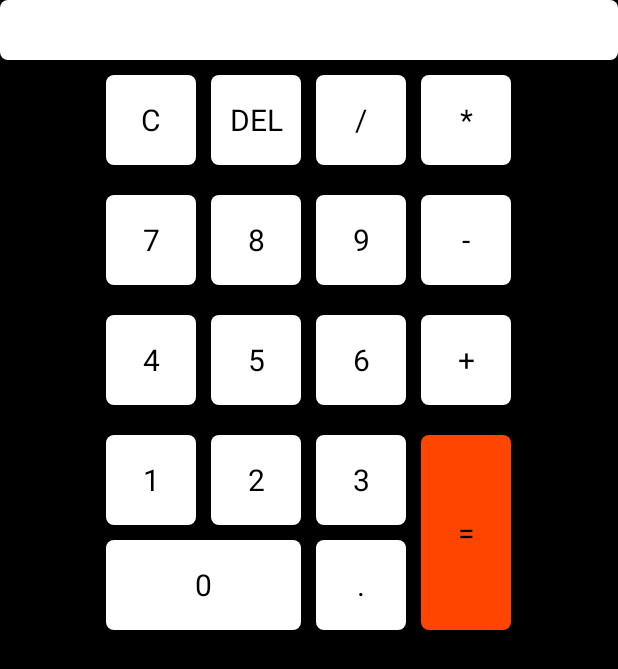
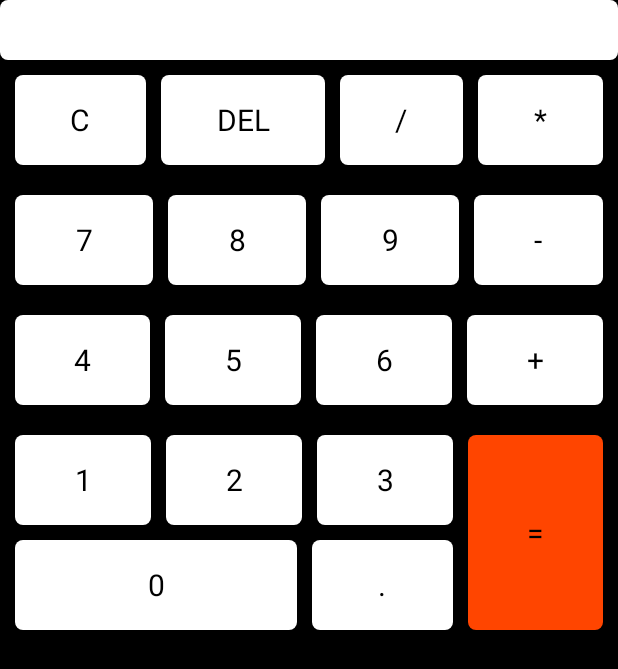
Before and after one commit to cjhlearn/myCalculator, an Android app: the screen it shows after launch (MainActivity), on a phone screen of 412 x 824 dp. Shown: the top 669 px of the screen. Run offline under Robolectric (Android 15) with nearby library versions, the phone set to English and light mode, and no system bars.

Commit message:
完善部分代码规范以及对简单的布局优化

```diff
--- a/app/build.gradle
+++ b/app/build.gradle
@@ -1,12 +1,11 @@
 apply plugin: 'com.android.application'
 
 android {
-    compileSdkVersion 23
-    buildToolsVersion "25.0.2"
+    compileSdkVersion 26
     defaultConfig {
         applicationId "com.cjhlearn.mycalculator"
         minSdkVersion 19
-        targetSdkVersion 23
+        targetSdkVersion 26
         versionCode 1
         versionName "1.0"
         testInstrumentationRunner "android.support.test.runner.AndroidJUnitRunner"
@@ -24,6 +23,6 @@ dependencies {
     androidTestCompile('com.android.support.test.espresso:espresso-core:2.2.2', {
         exclude group: 'com.android.support', module: 'support-annotations'
     })
-    compile 'com.android.support:appcompat-v7:23.4.0'
+    compile 'com.android.support:appcompat-v7:26.0.2'
     testCompile 'junit:junit:4.12'
 }
--- a/app/src/main/java/com/cjhlearn/mycalculator/MainActivity.java
+++ b/app/src/main/java/com/cjhlearn/mycalculator/MainActivity.java
@@ -9,30 +9,31 @@ import android.widget.Button;
 import android.widget.EditText;
 
 public class MainActivity extends Activity implements OnClickListener{
-    Button btn_0;
-    Button btn_1;
-    Button btn_2;
-    Button btn_3;
-    Button btn_4;
-    Button btn_5;
-    Button btn_6;
-    Button btn_7;
-    Button btn_8;
-    Button btn_9;
+    //数字键
+    private Button btn_0;
+    private Button btn_1;
+    private Button btn_2;
+    private Button btn_3;
+    private Button btn_4;
+    private Button btn_5;
+    private Button btn_6;
+    private Button btn_7;
+    private Button btn_8;
+    private Button btn_9;
+    //算数运算符
+    private Button btn_divide;
+    private Button btn_multiply;
+    private Button btn_minus;
+    private Button btn_add;
+    private Button btn_equal;
+    //功能键及小数点
+    private Button btn_point;
+    private Button btn_clear;
+    private Button btn_del;
+    //显示
+    private EditText edit_text_top;
 
-    Button btn_divide;
-    Button btn_multiply;
-    Button btn_minus;
-    Button btn_add;
-    Button btn_equal;
-
-    Button btn_point;
-    Button btn_clear;
-    Button btn_del;
-
-    EditText edit_text_top;
-
-    boolean flg=false;      //用于标明，对于计算过后的数值的操作
+    private boolean flg=false;      //用于标明，对于计算过后的数值的操作
 
     @Override
     protected void onCreate(Bundle savedInstanceState) {
--- a/app/src/main/res/layout/activity_layout.xml
+++ b/app/src/main/res/layout/activity_layout.xml
@@ -1,13 +1,14 @@
 <?xml version="1.0" encoding="utf-8"?>
 <LinearLayout xmlns:android="http://schemas.android.com/apk/res/android"
-    android:orientation="vertical" android:layout_width="match_parent"
+    android:orientation="vertical"
+    android:layout_width="match_parent"
     android:layout_height="match_parent">
 
     <EditText
         android:layout_width="match_parent"
         android:layout_height="40dp"
         android:id="@+id/edit_text_top"
-        android:editable="false"
+        android:enabled="false"
         android:gravity="right|bottom"
         android:background="@drawable/white_bg"
         />
@@ -16,14 +17,14 @@
         android:layout_width="match_parent"
         android:layout_height="wrap_content"
         android:layout_margin="10dp"
-        android:layout_marginTop="10dp"
         android:orientation="horizontal"
         android:gravity="center"
         >
 
         <Button
-            android:layout_width="60dp"
+            android:layout_width="wrap_content"
             android:layout_height="60dp"
+            android:layout_weight="1"
             android:background="@drawable/white_selector"
             android:text="C"
             android:textSize="20sp"
@@ -31,8 +32,9 @@
             />
 
         <Button
-            android:layout_width="60dp"
+            android:layout_width="wrap_content"
             android:layout_height="60dp"
+            android:layout_weight="1"
             android:background="@drawable/white_selector"
             android:layout_marginLeft="10dp"
             android:text="DEL"
@@ -41,8 +43,9 @@
             />
 
         <Button
-            android:layout_width="60dp"
+            android:layout_width="wrap_content"
             android:layout_height="60dp"
+            android:layout_weight="1"
             android:background="@drawable/white_selector"
             android:layout_marginLeft="10dp"
             android:text="/"
@@ -51,8 +54,9 @@
             />
 
         <Button
-            android:layout_width="60dp"
+            android:layout_width="wrap_content"
             android:layout_height="60dp"
+            android:layout_weight="1"
             android:background="@drawable/white_selector"
             android:layout_marginLeft="10dp"
             android:text="*"
@@ -66,14 +70,14 @@
         android:layout_width="match_parent"
         android:layout_height="wrap_content"
         android:layout_margin="10dp"
-        android:layout_marginTop="10dp"
         android:orientation="horizontal"
         android:gravity="center"
         >
 
         <Button
-            android:layout_width="60dp"
+            android:layout_width="wrap_content"
             android:layout_height="60dp"
+            android:layout_weight="1"
             android:background="@drawable/white_selector"
             android:text="7"
             android:textSize="20sp"
@@ -81,8 +85,9 @@
             />
 
         <Button
-            android:layout_width="60dp"
+            android:layout_width="wrap_content"
             android:layout_height="60dp"
+            android:layout_weight="1"
             android:background="@drawable/white_selector"
             android:layout_marginLeft="10dp"
             android:text="8"
@@ -91,8 +96,9 @@
             />
 
         <Button
-            android:layout_width="60dp"
+            android:layout_width="wrap_content"
             android:layout_height="60dp"
+            android:layout_weight="1"
             android:background="@drawable/white_selector"
             android:layout_marginLeft="10dp"
             android:text="9"
@@ -101,8 +107,9 @@
             />
 
         <Button
-            android:layout_width="60dp"
+            android:layout_width="wrap_content"
             android:layout_height="60dp"
+            android:layout_weight="1"
             android:background="@drawable/white_selector"
             android:layout_marginLeft="10dp"
             android:text="-"
@@ -116,14 +123,14 @@
         android:layout_width="match_parent"
         android:layout_height="wrap_content"
         android:layout_margin="10dp"
-        android:layout_marginTop="10dp"
         android:orientation="horizontal"
         android:gravity="center"
         >
 
         <Button
-            android:layout_width="60dp"
+            android:layout_width="wrap_content"
             android:layout_height="60dp"
+            android:layout_weight="1"
             android:background="@drawable/white_selector"
             android:text="4"
             android:textSize="20sp"
@@ -131,8 +138,9 @@
             />
 
         <Button
-            android:layout_width="60dp"
+            android:layout_width="wrap_content"
             android:layout_height="60dp"
+            android:layout_weight="1"
             android:background="@drawable/white_selector"
             android:layout_marginLeft="10dp"
             android:text="5"
@@ -141,8 +149,9 @@
             />
 
         <Button
-            android:layout_width="60dp"
+            android:layout_width="wrap_content"
             android:layout_height="60dp"
+            android:layout_weight="1"
             android:background="@drawable/white_selector"
             android:layout_marginLeft="10dp"
             android:text="6"
@@ -151,8 +160,9 @@
             />
 
         <Button
-            android:layout_width="60dp"
+            android:layout_width="wrap_content"
             android:layout_height="60dp"
+            android:layout_weight="1"
             android:background="@drawable/white_selector"
             android:layout_marginLeft="10dp"
             android:text="+"
@@ -166,72 +176,83 @@
         android:layout_width="match_parent"
         android:layout_height="wrap_content"
         android:orientation="horizontal"
-        android:layout_marginTop="10dp"
+        android:layout_margin="10dp"
         android:gravity="center_horizontal"
         >
 
         <LinearLayout
             android:layout_width="wrap_content"
             android:layout_height="wrap_content"
+            android:layout_weight="3"
             android:orientation="vertical"
             >
             <LinearLayout
-                android:layout_width="wrap_content"
+                android:layout_width="match_parent"
                 android:layout_height="wrap_content"
                 android:orientation="horizontal">
                 <Button
-                    android:layout_width="60dp"
+                    android:layout_width="0dp"
                     android:layout_height="60dp"
+                    android:layout_weight="1"
                     android:background="@drawable/white_selector"
                     android:text="1"
                     android:textSize="20sp"
                     android:id="@+id/btn_1"/>
+
                 <Button
-                    android:layout_width="60dp"
+                    android:layout_width="0dp"
                     android:layout_height="60dp"
+                    android:layout_weight="1"
                     android:background="@drawable/white_selector"
                     android:text="2"
                     android:textSize="20sp"
                     android:layout_marginLeft="10dp"
                     android:id="@+id/btn_2"/>
+
                 <Button
-                    android:layout_width="60dp"
+                    android:id="@+id/btn_3"
+                    android:layout_width="0dp"
                     android:layout_height="60dp"
+                    android:layout_weight="1"
                     android:background="@drawable/white_selector"
                     android:text="3"
-                    android:textSize="20sp"
                     android:layout_marginLeft="10dp"
-                    android:id="@+id/btn_3"/>
+                    android:textSize="20sp"/>
             </LinearLayout>
             <LinearLayout
-                android:layout_width="wrap_content"
+                android:layout_width="match_parent"
                 android:layout_height="wrap_content"
                 android:orientation="horizontal"
                 android:layout_marginTop="10dp">
+
                 <Button
-                    android:layout_width="130dp"
+                    android:id="@+id/btn_0"
+                    android:layout_width="0dp"
                     android:layout_height="60dp"
+                    android:layout_weight="2"
                     android:background="@drawable/white_selector"
                     android:text="0"
                     android:textSize="20sp"
-                    android:id="@+id/btn_0"
                     />
+
                 <Button
-                    android:layout_width="60dp"
+                    android:id="@+id/btn_point"
+                    android:layout_width="0dp"
                     android:layout_height="60dp"
+                    android:layout_weight="1"
+                    android:layout_marginLeft="10dp"
                     android:background="@drawable/white_selector"
                     android:text="."
-                    android:textSize="20sp"
-                    android:layout_marginLeft="10dp"
-                    android:id="@+id/btn_point"/>
+                    android:textSize="20sp"/>
             </LinearLayout>
 
 
         </LinearLayout>
 
         <Button
-            android:layout_width="60dp"
+            android:layout_width="wrap_content"
             android:layout_height="130dp"
+            android:layout_weight="1"
             android:background="@drawable/orange_selector"
             android:text="="
             android:layout_marginLeft="10dp"
--- a/build.gradle
+++ b/build.gradle
@@ -3,9 +3,10 @@
 buildscript {
     repositories {
         jcenter()
+        google()
     }
     dependencies {
-        classpath 'com.android.tools.build:gradle:2.2.3'
+        classpath 'com.android.tools.build:gradle:3.0.1'
 
         // NOTE: Do not place your application dependencies here; they belong
         // in the individual module build.gradle files
@@ -15,6 +16,7 @@ buildscript {
 allprojects {
     repositories {
         jcenter()
+        google()
     }
 }
 
--- a/gradle.properties
+++ b/gradle.properties
@@ -15,3 +15,4 @@ org.gradle.jvmargs=-Xmx1536m
 # This option should only be used with decoupled projects. More details, visit
 # http://www.gradle.org/docs/current/userguide/multi_project_builds.html#sec:decoupled_projects
 # org.gradle.parallel=true
+android.enableAapt2=false
```
Also changed, not shown: gradle/wrapper/gradle-wrapper.properties.
